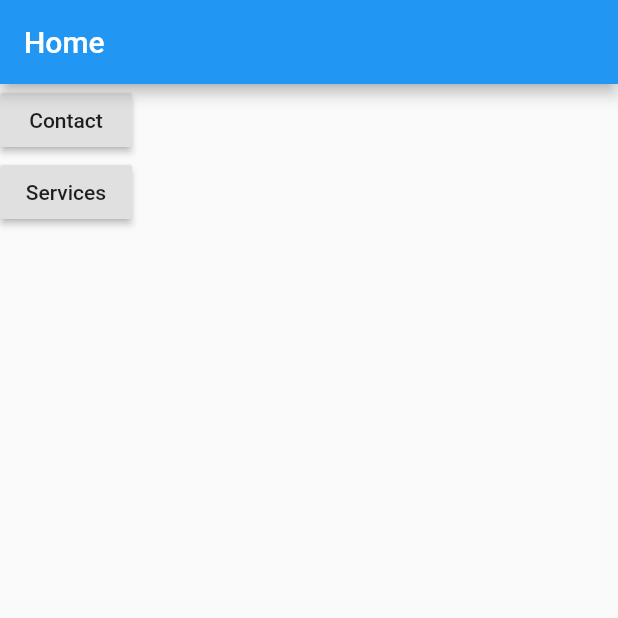
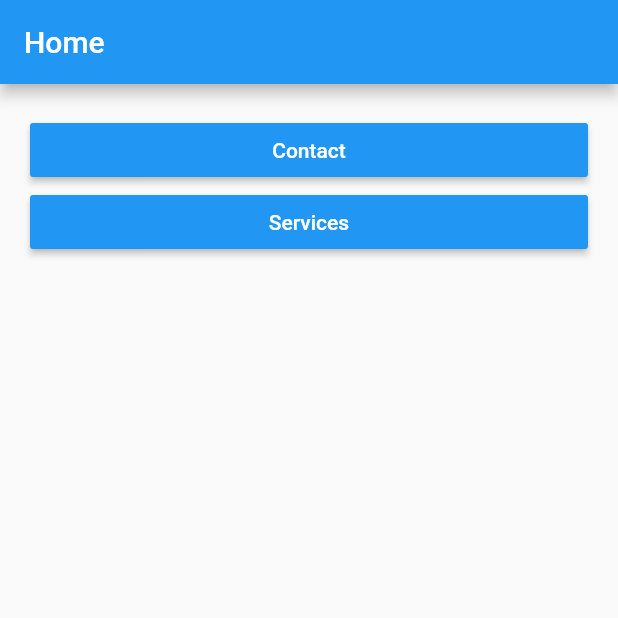
Before and after one commit to wictorChaves/FlutterHelper, a Flutter app: the screen it shows after launch, on a phone screen of 412 x 824 dp, the top half of it. Run offline on Flutter 3.47's test engine with Material 2 defaults, Android fonts, the light colour scheme and no system bars.

Commit message:
Melhoria nos botões.

```diff
--- a/router/lib/home.dart
+++ b/router/lib/home.dart
@@ -1,3 +1,4 @@
+import 'package:flutter/cupertino.dart';
 import 'package:flutter/material.dart';
 
 class Home extends StatefulWidget {
@@ -11,20 +12,28 @@ class _HomeState extends State<Home> {
     return Scaffold(
       appBar: AppBar(title: Text("Home")),
       body: Container(
+        padding: EdgeInsets.all(20),
         child: Column(
+          crossAxisAlignment: CrossAxisAlignment.stretch,
           children: [
             RaisedButton(
-              child: Text("Contact"),
-              onPressed: (){
-                Navigator.pushNamed(context, "/contact");
-              }
-            ),
+                color: Colors.blue,
+                child: Text(
+                  "Contact",
+                  style: TextStyle(color: Colors.white),
+                ),
+                onPressed: () {
+                  Navigator.pushNamed(context, "/contact");
+                }),
             RaisedButton(
-              child: Text("Services"),
-              onPressed: (){
-                Navigator.pushNamed(context, "/services");
-              }
-            )
+                color: Colors.blue,
+                child: Text(
+                  "Services",
+                  style: TextStyle(color: Colors.white),
+                ),
+                onPressed: () {
+                  Navigator.pushNamed(context, "/services");
+                })
           ],
         ),
       ),
--- a/router/lib/main.dart
+++ b/router/lib/main.dart
@@ -6,6 +6,7 @@ import 'home.dart';
 
 main() {
   runApp(MaterialApp(
+    debugShowCheckedModeBanner: false,
     initialRoute: "/",
     routes: {
       "/home": (context) => Home(),
```
